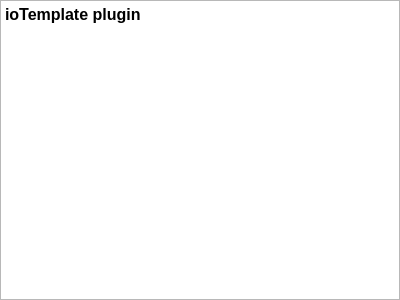
Before: the Qt Designer form src/plugins/filterCleanup/filtercleanuphelp.ui in shujaatak/gpsbook, drawn with Qt 5.
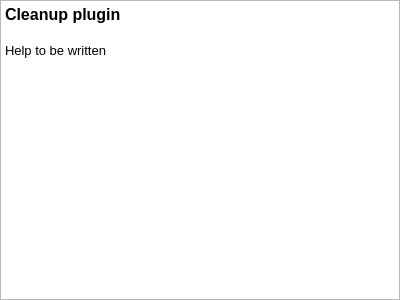
After: the same form once the commit is applied.

Commit message: Add batch load to catalog. Update options of plugins.

The edit to the form file:
```diff
--- a/src/plugins/filterCleanup/filtercleanuphelp.ui
+++ b/src/plugins/filterCleanup/filtercleanuphelp.ui
@@ -18,7 +18,9 @@
 &lt;table border=&quot;0&quot; style=&quot;-qt-table-type: root; margin-top:4px; margin-bottom:4px; margin-left:4px; margin-right:4px;&quot;&gt;
 &lt;tr&gt;
 &lt;td style=&quot;border: none;&quot;&gt;
-&lt;p style=&quot; margin-top:0px; margin-bottom:0px; margin-left:0px; margin-right:0px; -qt-block-indent:0; text-indent:0px;&quot;&gt;&lt;span style=&quot; font-size:12pt; font-weight:600;&quot;&gt;ioTemplate plugin&lt;/span&gt;&lt;/p&gt;
+&lt;p style=&quot; margin-top:0px; margin-bottom:0px; margin-left:0px; margin-right:0px; -qt-block-indent:0; text-indent:0px;&quot;&gt;&lt;span style=&quot; font-size:12pt; font-weight:600;&quot;&gt;Cleanup plugin&lt;/span&gt;&lt;/p&gt;
+&lt;p style=&quot;-qt-paragraph-type:empty; margin-top:0px; margin-bottom:0px; margin-left:0px; margin-right:0px; -qt-block-indent:0; text-indent:0px; font-size:12pt; font-weight:600;&quot;&gt;&lt;/p&gt;
+&lt;p style=&quot; margin-top:0px; margin-bottom:0px; margin-left:0px; margin-right:0px; -qt-block-indent:0; text-indent:0px;&quot;&gt;Help to be written&lt;/p&gt;
 &lt;p style=&quot;-qt-paragraph-type:empty; margin-top:0px; margin-bottom:0px; margin-left:0px; margin-right:0px; -qt-block-indent:0; text-indent:0px; font-size:12pt; font-weight:600;&quot;&gt;&lt;/p&gt;&lt;/td&gt;&lt;/tr&gt;&lt;/table&gt;&lt;/body&gt;&lt;/html&gt;</string>
   </property>
  </widget>
```
The commit also changes 18 other files.
